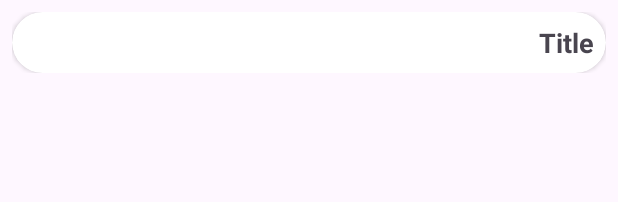
After one commit to Rumacar05/NotesApp, an Android app: the layout item_folder.xml on its own in the app's theme, with its tools: preview values and no code run, on a phone screen of 412 x 824 dp. The commit adds this screen. Shown: the top 202 px of the screen. Run offline under Robolectric (Android 15) with nearby library versions, the phone set to English and light mode, and no system bars.

Commit message:
Add folder recycler view

```diff
--- a/app/src/main/java/com/ruma/notes/ui/home/adapter/NoteAdapter.kt
+++ b/app/src/main/java/com/ruma/notes/ui/adapter/NoteAdapter.kt
@@ -1,4 +1,4 @@
-package com.ruma.notes.ui.home.adapter
+package com.ruma.notes.ui.adapter
 
 import android.view.LayoutInflater
 import android.view.ViewGroup
--- a/app/src/main/java/com/ruma/notes/ui/home/adapter/NoteViewHolder.kt
+++ b/app/src/main/java/com/ruma/notes/ui/adapter/NoteViewHolder.kt
@@ -1,4 +1,4 @@
-package com.ruma.notes.ui.home.adapter
+package com.ruma.notes.ui.adapter
 
 import android.view.View
 import androidx.recyclerview.widget.RecyclerView
--- /dev/null
+++ b/app/src/main/res/layout/item_folder.xml
@@ -0,0 +1,36 @@
+<?xml version="1.0" encoding="utf-8"?>
+<androidx.constraintlayout.widget.ConstraintLayout xmlns:android="http://schemas.android.com/apk/res/android"
+    android:layout_width="match_parent"
+    android:layout_height="wrap_content"
+    xmlns:app="http://schemas.android.com/apk/res-auto"
+    xmlns:tools="http://schemas.android.com/tools"
+    android:layout_margin="8dp">
+
+    <androidx.cardview.widget.CardView
+        android:layout_width="0dp"
+        android:layout_height="wrap_content"
+        app:cardCornerRadius="22dp"
+        app:layout_constraintBottom_toBottomOf="parent"
+        app:layout_constraintEnd_toEndOf="parent"
+        app:layout_constraintStart_toStartOf="parent"
+        app:layout_constraintTop_toTopOf="parent">
+
+        <LinearLayout
+            android:layout_width="match_parent"
+            android:gravity="end|center_vertical"
+            android:padding="8dp"
+            android:layout_height="wrap_content">
+
+            <TextView
+                android:id="@+id/tvName"
+                android:layout_width="wrap_content"
+                android:layout_height="wrap_content"
+                android:textSize="18sp"
+                android:textStyle="bold"
+                tools:text="Title" />
+
+        </LinearLayout>
+
+    </androidx.cardview.widget.CardView>
+
+</androidx.constraintlayout.widget.ConstraintLayout>
```
Also changed, not shown: app/src/main/java/com/ruma/notes/ui/adapter/FolderAdapter.kt (added, +27 -0 lines), app/src/main/java/com/ruma/notes/ui/adapter/FolderViewHolder.kt (added, +15 -0 lines), app/src/main/java/com/ruma/notes/ui/home/MainActivity.kt (+21 -3 lines), app/src/main/res/layout/activity_main.xml (+12 -2 lines).
